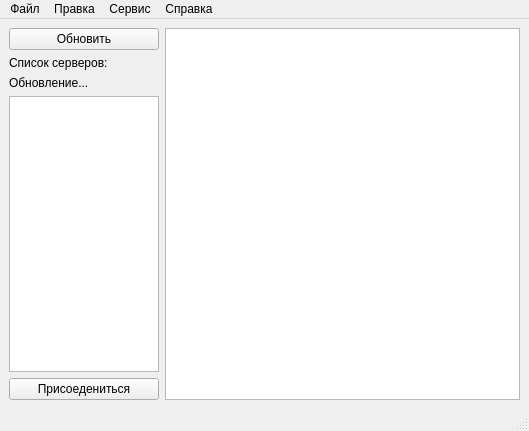
This is rc/client/form.ui in iu7-2014/networks as Qt 5 draws it before an edit. The edited form follows.
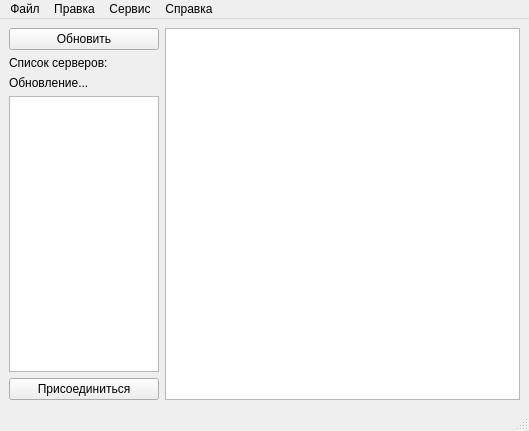
This is the edited form.

Diff of the .ui file:
```diff
--- a/rc/client/form.ui
+++ b/rc/client/form.ui
@@ -57,7 +57,7 @@
       <item>
        <widget class="QPushButton" name="connectButton">
         <property name="text">
-         <string>Присоедениться</string>
+         <string>Присоединиться</string>
         </property>
        </widget>
       </item>
```
Left out of the diff: 2 changed lines with no effect on the pictures.
